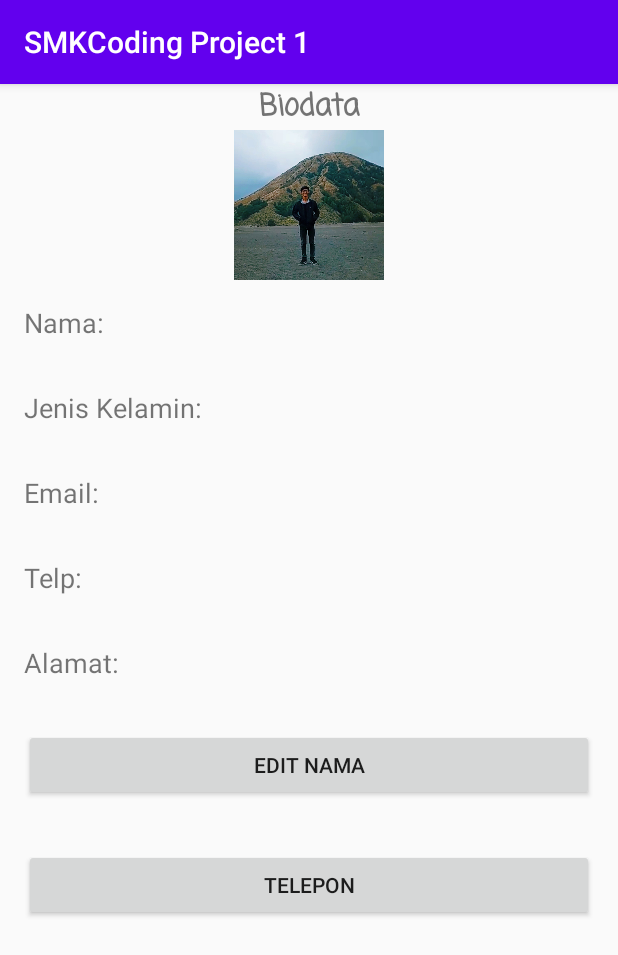
After one commit to rfqgal/SMKCoding-Project-1, an Android app: the ProfilActivity screen opened directly, with no data from a screen before it, on a phone screen of 412 x 824 dp. The commit adds this screen. Shown: the top 955 px of the screen. Run offline under Robolectric (Android 15) with nearby library versions, the phone set to English and light mode, and no system bars.

Commit message:
SMK Coding Latihan

```diff
--- a/app/src/main/AndroidManifest.xml
+++ b/app/src/main/AndroidManifest.xml
@@ -9,6 +9,8 @@
         android:roundIcon="@mipmap/ic_launcher_round"
         android:supportsRtl="true"
         android:theme="@style/AppTheme">
+        <activity android:name=".UpdateActivity"></activity>
+        <activity android:name=".ProfilActivity" />
         <activity android:name=".MainActivity">
             <intent-filter>
                 <action android:name="android.intent.action.MAIN" />
--- /dev/null
+++ b/app/src/main/java/com/example/smkcodingproject1/ProfilActivity.kt
@@ -0,0 +1,72 @@
+package com.example.smkcodingproject1
+
+import android.app.Activity
+import android.content.Intent
+import android.net.Uri
+import androidx.appcompat.app.AppCompatActivity
+import android.os.Bundle
+import android.widget.Toast
+import kotlinx.android.synthetic.main.activity_profil.*
+
+class ProfilActivity : AppCompatActivity() {
+
+    override fun onCreate(savedInstanceState: Bundle?) {
+        super.onCreate(savedInstanceState)
+        setContentView(R.layout.activity_profil)
+
+        getData()
+
+        btnUpdName.setOnClickListener{intentUpdateProfil()}
+        btnPhone.setOnClickListener { dialPhoneNumber(tvPhone.text.toString()) }
+    }
+
+    companion object {
+        val REQUEST_CODE = 100
+    }
+
+    private fun getData() {
+        val bundle = intent.extras
+
+        val name = bundle?.getString("name")
+        val email = bundle?.getString("email")
+        val phone = bundle?.getString("phone")
+        val address = bundle?.getString("address")
+        val gender = bundle?.getString("gender")
+
+        tvName.text = name
+        tvGender.text = gender
+        tvEmail.text = email
+        tvPhone.text = phone
+        tvAddress.text = address
+    }
+
+    private fun intentUpdateProfil() {
+        val intent = Intent(this, UpdateActivity::class.java)
+
+        val updName = tvName.text.toString()
+        intent.putExtra("name", updName)
+
+        startActivityForResult(intent, REQUEST_CODE)
+    }
+
+    override fun onActivityResult(requestCode: Int, resultCode: Int, data: Intent?) {
+        super.onActivityResult(requestCode, resultCode, data)
+        if (requestCode == REQUEST_CODE) {
+            if (resultCode == Activity.RESULT_OK) {
+                val result = data?.getStringExtra("name")
+                tvName.text = result
+            } else {
+                Toast.makeText(this, "Edit data failed", Toast.LENGTH_SHORT).show()
+            }
+        }
+    }
+
+    private fun dialPhoneNumber(phoneNumber: String) {
+        val intent = Intent(Intent.ACTION_DIAL).apply {
+            data = Uri.parse("tel:$phoneNumber")
+        }
+        if (intent.resolveActivity(packageManager) != null) {
+            startActivity(intent)
+        }
+    }
+}
--- /dev/null
+++ b/app/src/main/res/layout/activity_profil.xml
@@ -0,0 +1,164 @@
+<?xml version="1.0" encoding="utf-8"?>
+<ScrollView xmlns:android="http://schemas.android.com/apk/res/android"
+    xmlns:app="http://schemas.android.com/apk/res-auto"
+    xmlns:tools="http://schemas.android.com/tools"
+    android:layout_width="match_parent"
+    android:layout_height="match_parent">
+    <RelativeLayout
+        android:layout_width="match_parent"
+        android:layout_height="wrap_content"
+        tools:context=".ProfilActivity">
+
+        <TextView
+            android:id="@+id/tvBiodata"
+            android:layout_width="match_parent"
+            android:layout_height="wrap_content"
+            android:text="@string/biodata"
+            android:layout_alignParentStart="true"
+            android:layout_alignParentLeft="true"
+            android:gravity="center_horizontal"
+            android:textSize="20sp"
+            android:fontFamily="casual"
+            android:textStyle="bold" />
+
+        <ImageView
+            android:id="@+id/imgPhoto"
+            android:layout_width="100dp"
+            android:layout_height="100dp"
+            android:scaleType="centerCrop"
+            android:src="@drawable/rifky_galuh"
+            android:layout_below="@id/tvBiodata"
+            android:layout_centerHorizontal="true" />
+
+        <LinearLayout
+            android:layout_width="match_parent"
+            android:layout_height="wrap_content"
+            android:orientation="vertical"
+            android:layout_below="@id/imgPhoto">
+
+            <LinearLayout
+                android:layout_width="match_parent"
+                android:layout_height="wrap_content"
+                android:layout_margin="16dp"
+                android:orientation="horizontal">
+
+                <TextView
+                    android:layout_width="match_parent"
+                    android:layout_height="wrap_content"
+                    android:layout_weight="2"
+                    android:textSize="18sp"
+                    android:text="Nama:" />
+
+                <TextView
+                    android:id="@+id/tvName"
+                    android:layout_width="match_parent"
+                    android:layout_height="wrap_content"
+                    android:layout_weight="1"
+                    android:textSize="18sp"
+                    android:text="dummy text name" />
+            </LinearLayout>
+
+            <LinearLayout
+                android:layout_width="match_parent"
+                android:layout_height="wrap_content"
+                android:layout_margin="16dp"
+                android:orientation="horizontal">
+
+                <TextView
+                    android:layout_width="match_parent"
+                    android:layout_height="wrap_content"
+                    android:layout_weight="2"
+                    android:textSize="18sp"
+                    android:text="Jenis Kelamin:" />
+
+                <TextView
+                    android:id="@+id/tvGender"
+                    android:layout_width="match_parent"
+                    android:layout_height="wrap_content"
+                    android:layout_weight="1"
+                    android:textSize="18sp"
+                    android:text="laki-laki" />
+            </LinearLayout>
+
+            <LinearLayout
+                android:layout_width="match_parent"
+                android:layout_height="wrap_content"
+                android:layout_margin="16dp"
+                android:orientation="horizontal">
+
+                <TextView
+                    android:layout_width="match_parent"
+                    android:layout_height="wrap_content"
+                    android:layout_weight="2"
+                    android:textSize="18sp"
+                    android:text="Email:" />
+
+                <TextView
+                    android:id="@+id/tvEmail"
+                    android:layout_width="match_parent"
+                    android:layout_height="wrap_content"
+                    android:layout_weight="1"
+                    android:textSize="18sp"
+                    android:text="dummy@gmail.com" />
+            </LinearLayout>
+
+            <LinearLayout
+                android:layout_width="match_parent"
+                android:layout_height="wrap_content"
+                android:layout_margin="16dp"
+                android:orientation="horizontal">
+
+                <TextView
+                    android:layout_width="match_parent"
+                    android:layout_height="wrap_content"
+                    android:layout_weight="2"
+                    android:textSize="18sp"
+                    android:text="Telp:" />
+
+                <TextView
+                    android:id="@+id/tvPhone"
+                    android:layout_width="match_parent"
+                    android:layout_height="wrap_content"
+                    android:layout_weight="1"
+                    android:textSize="18sp"
+                    android:text="081234567890" />
+            </LinearLayout>
+
+            <LinearLayout
+                android:layout_width="match_parent"
+                android:layout_height="wrap_content"
+                android:layout_margin="16dp"
+                android:orientation="horizontal">
+
+                <TextView
+                    android:layout_width="match_parent"
+                    android:layout_height="wrap_content"
+                    android:layout_weight="2"
+                    android:textSize="18sp"
+                    android:text="Alamat:" />
+
+                <TextView
+                    android:id="@+id/tvAddress"
+                    android:layout_width="match_parent"
+                    android:layout_height="wrap_content"
+                    android:layout_weight="1"
+                    android:textSize="18sp"
+                    android:text="Malang, Indonesia" />
+            </LinearLayout>
+
+            <Button
+                android:id="@+id/btnUpdName"
+                android:layout_width="match_parent"
+                android:layout_height="wrap_content"
+                android:layout_margin="16dp"
+                android:text="Edit Nama" />
+
+            <Button
+                android:id="@+id/btnPhone"
+                android:layout_width="match_parent"
+                android:layout_height="wrap_content"
+                android:layout_margin="16dp"
+                android:text="Telepon" />
+        </LinearLayout>
+    </RelativeLayout>
+</ScrollView>
--- a/app/src/main/res/values/strings.xml
+++ b/app/src/main/res/values/strings.xml
@@ -6,6 +6,7 @@
     <string name="telp">Telp</string>
     <string name="alamat">Alamat</string>
     <string name="save">Simpan</string>
+    <string name="biodata">Biodata</string>
 
     <string-array name="gender">
         <item>Pilih Jenis Kelamin</item>
```
Also changed, not shown: app/src/main/java/com/example/smkcodingproject1/MainActivity.kt (+61 -0 lines), app/src/main/java/com/example/smkcodingproject1/UpdateActivity.kt (added, +34 -0 lines), app/src/main/res/layout/activity_main.xml (+6 -6 lines), app/src/main/res/layout/activity_update.xml (added, +32 -0 lines), app/src/main/res/drawable-v24/rifky_galuh.jpg (added).
